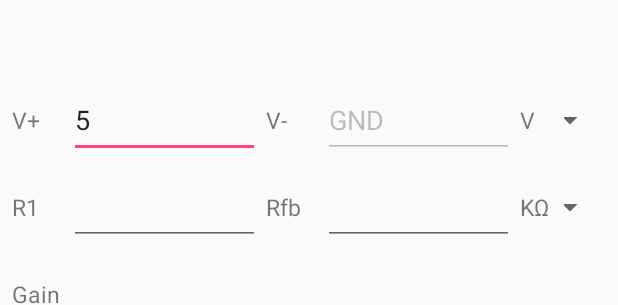
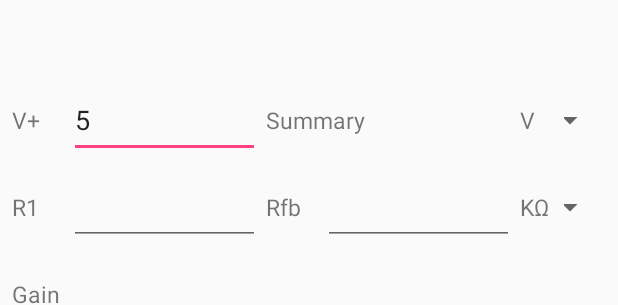
Before and after one commit to JeppeSRC/eCalc, an Android app: the layout opamp_noninverting_layout.xml on its own in the app's theme, with its tools: preview values and no code run, on a phone screen of 412 x 824 dp. Shown: the part 147-452 px from the top of the screen. Run offline under Robolectric (Android 15) with nearby library versions, the phone set to English and light mode, and no system bars.

Commit message:
Updated noninverting layout and revived default values

```diff
--- a/app/src/main/java/com/theholyhorse/ecalc/fragments/opamp/OpAmpNonInverting.java
+++ b/app/src/main/java/com/theholyhorse/ecalc/fragments/opamp/OpAmpNonInverting.java
@@ -50,7 +50,7 @@ public class OpAmpNonInverting extends Fragment implements AdapterView.OnItemSel
     private View view;
     private ImageView imageView;
     private EditText edtVcc;
-    private EditText edtGnd;
+   // private EditText edtGnd;
     private EditText edtR1;
     private EditText edtRfb;
     private EditText edtVin;
@@ -61,6 +61,7 @@ public class OpAmpNonInverting extends Fragment implements AdapterView.OnItemSel
     private TextView lblOhmPrefix;
     private TextView lblVinPrefix;
     private TextView lblVoutPrefix;
+    private TextView lblVccSummary;
 
     private Spinner spVcc;
     private Spinner spOhm;
@@ -94,7 +95,7 @@ public class OpAmpNonInverting extends Fragment implements AdapterView.OnItemSel
         imageView.setImageResource(R.drawable.op_amp_noninverting);
 
         edtVcc = view.findViewById(R.id.edt_vcc);
-        edtGnd = view.findViewById(R.id.edt_gnd);
+       // edtGnd = view.findViewById(R.id.edt_gnd);
         edtR1 = view.findViewById(R.id.edt_r1);
         edtRfb = view.findViewById(R.id.edt_rfb);
         edtVin = view.findViewById(R.id.edt_vin);
@@ -106,6 +107,7 @@ public class OpAmpNonInverting extends Fragment implements AdapterView.OnItemSel
         lblOhmPrefix = view.findViewById(R.id.lbl_ohm_prefix);
         lblVinPrefix = view.findViewById(R.id.lbl_vin_prefix);
         lblVoutPrefix = view.findViewById(R.id.lbl_vout_prefix);
+        lblVccSummary = view.findViewById(R.id.lbl_vcc_summary);
 
         spVcc = view.findViewById(R.id.sp_vcc);
         spOhm = view.findViewById(R.id.sp_ohm);
@@ -149,6 +151,9 @@ public class OpAmpNonInverting extends Fragment implements AdapterView.OnItemSel
             public void onTextChanged(CharSequence charSequence, int i, int i1, int i2) {
                 vcc = getFloatFromView(edtVcc) * getPrefixMultiplier(lblVccPrefix);
                 gnd = 0.0f;//getFloatFromView(edtGnd);
+
+                lblVccSummary.setText("Single (V+ = " + Float.toString(vcc) + ", V- = 0)");
+
                 recalculateStuff();
             }
 
@@ -220,13 +225,12 @@ public class OpAmpNonInverting extends Fragment implements AdapterView.OnItemSel
         };
 
         edtVcc.addTextChangedListener(vccgnd);
-        edtGnd.addTextChangedListener(vccgnd);
+       // edtGnd.addTextChangedListener(vccgnd);
         edtR1.addTextChangedListener(r1rfb);
         edtRfb.addTextChangedListener(r1rfb);
         edtVin.addTextChangedListener(vin_);
         edtGain.addTextChangedListener(gain_);
 
-        recalculateStuff();
 
         if (MainActivity.getSharedPreferences().getBoolean("pref_ads", true) && MainActivity.getSharedPreferences().getBoolean("pref_ads_extra", false)) {
             AdView adView = view.findViewById(R.id.ad_view_noninverting);
@@ -234,6 +238,11 @@ public class OpAmpNonInverting extends Fragment implements AdapterView.OnItemSel
 
             adView.loadAd(request);
         }
+
+        edtVcc.setText("5");
+        edtR1.setText("10");
+        edtRfb.setText("10");
+        edtVin.setText("1");
 
         return view;
     }
@@ -300,7 +309,7 @@ public class OpAmpNonInverting extends Fragment implements AdapterView.OnItemSel
            rfb = getFloatFromView(edtRfb) * getPrefixMultiplier(lblOhmPrefix);
        } else if (adapterView.getAdapter() == spVinAdapter) {
            lblVinPrefix.setText((CharSequence)adapterView.getItemAtPosition(i));
-           vin = getFloatFromView(edtVcc) * getPrefixMultiplier(lblVinPrefix);
+           vin = getFloatFromView(edtVin) * getPrefixMultiplier(lblVinPrefix);
            recalculateStuff();
        } else if (adapterView.getAdapter() == spVoutAdapter) {
            lblVoutPrefix.setText((CharSequence)adapterView.getItemAtPosition(i));
--- a/app/src/main/res/layout/opamp_noninverting_layout.xml
+++ b/app/src/main/res/layout/opamp_noninverting_layout.xml
@@ -63,10 +63,24 @@ SOFTWARE.
         android:layout_marginTop="8dp"
         android:inputType="numberDecimal"
         android:text="5"
-        app:layout_constraintEnd_toStartOf="@+id/lbl_gnd"
+        app:layout_constraintEnd_toEndOf="@id/edt_r1"
         app:layout_constraintStart_toEndOf="@id/lbl_vcc"
         app:layout_constraintTop_toBottomOf="@id/opamp_image" />
 
+    <TextView
+        android:id="@+id/lbl_vcc_summary"
+        android:layout_width="0dp"
+        android:layout_height="50dp"
+        android:layout_marginStart="4dp"
+        android:layout_marginTop="8dp"
+        android:gravity="center_vertical"
+        android:textSize="@dimen/text_size"
+        android:text="Summary"
+        app:layout_constraintEnd_toStartOf="@id/lbl_vcc_prefix"
+        app:layout_constraintStart_toEndOf="@id/edt_vcc"
+        app:layout_constraintTop_toBottomOf="@id/opamp_image" />
+
+    <!--
     <TextView
         android:id="@+id/lbl_gnd"
         android:layout_width="@dimen/label_width"
@@ -93,17 +107,18 @@ SOFTWARE.
         app:layout_constraintEnd_toStartOf="@id/lbl_vcc_prefix"
         app:layout_constraintStart_toEndOf="@id/lbl_gnd"
         app:layout_constraintTop_toBottomOf="@id/opamp_image" />
-
+-->
     <TextView
         android:id="@+id/lbl_vcc_prefix"
         android:layout_width="25dp"
         android:layout_height="50dp"
+        android:layout_marginStart="4dp"
         android:layout_marginTop="8dp"
         android:gravity="center_vertical"
         android:text="V"
         android:textSize="@dimen/text_size"
         app:layout_constraintEnd_toStartOf="@id/sp_vcc"
-        app:layout_constraintStart_toEndOf="@id/edt_gnd"
+        app:layout_constraintStart_toEndOf="@id/lbl_vcc_summary"
         app:layout_constraintTop_toBottomOf="@id/opamp_image" />
 
     <Spinner
@@ -147,7 +162,6 @@ SOFTWARE.
         android:id="@+id/lbl_rfb"
         android:layout_width="@dimen/label_width"
         android:layout_height="50dp"
-        android:layout_marginEnd="4dp"
         android:layout_marginStart="4dp"
         android:layout_marginTop="8dp"
         android:gravity="center_vertical"
@@ -155,31 +169,31 @@ SOFTWARE.
         android:textSize="@dimen/text_size"
         app:layout_constraintEnd_toStartOf="@id/edt_rfb"
         app:layout_constraintStart_toEndOf="@id/edt_r1"
-        app:layout_constraintTop_toBottomOf="@id/lbl_gnd" />
+        app:layout_constraintTop_toBottomOf="@id/lbl_vcc" />
 
     <EditText
         android:id="@+id/edt_rfb"
         android:layout_width="0dp"
         android:layout_height="50dp"
-        android:layout_marginEnd="4dp"
         android:layout_marginStart="4dp"
         android:layout_marginTop="8dp"
         android:inputType="numberDecimal"
         app:layout_constraintEnd_toStartOf="@id/lbl_ohm_prefix"
-        app:layout_constraintStart_toEndOf="@id/lbl_gnd"
-        app:layout_constraintTop_toBottomOf="@id/edt_gnd" />
+        app:layout_constraintStart_toEndOf="@id/lbl_rfb"
+        app:layout_constraintTop_toBottomOf="@id/lbl_vcc" />
 
     <TextView
         android:id="@+id/lbl_ohm_prefix"
         android:layout_width="25dp"
         android:layout_height="50dp"
+        android:layout_marginStart="4dp"
         android:layout_marginTop="8dp"
         android:gravity="center_vertical"
         android:text="K\u2126"
         android:textSize="@dimen/text_size"
-        app:layout_constraintEnd_toStartOf="@id/sp_vcc"
-        app:layout_constraintStart_toEndOf="@id/edt_gnd"
-        app:layout_constraintTop_toBottomOf="@id/edt_gnd" />
+        app:layout_constraintEnd_toStartOf="@id/sp_ohm"
+        app:layout_constraintStart_toEndOf="@id/edt_rfb"
+        app:layout_constraintTop_toBottomOf="@id/lbl_vcc" />
 
     <Spinner
         android:id="@+id/sp_ohm"
@@ -190,7 +204,7 @@ SOFTWARE.
         android:layout_marginTop="8dp"
         app:layout_constraintEnd_toEndOf="parent"
         app:layout_constraintStart_toEndOf="@id/lbl_ohm_prefix"
-        app:layout_constraintTop_toBottomOf="@id/edt_gnd" />
+        app:layout_constraintTop_toBottomOf="@id/lbl_vcc" />
 
     <!-- Third Row -->
 
```
